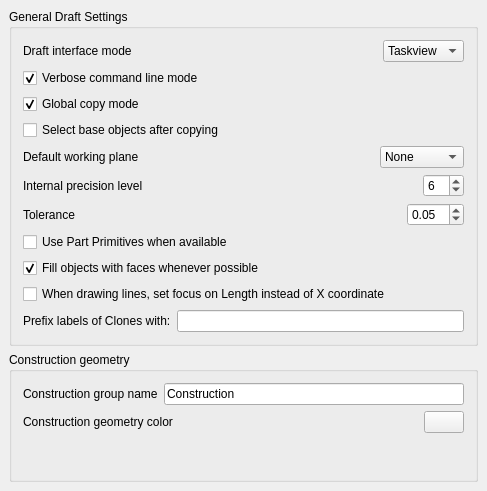
First picture: the form in src/Mod/Draft/Resources/ui/preferences-draft.ui, repository berndhahnebach/All_FreeCAD, before the edit.
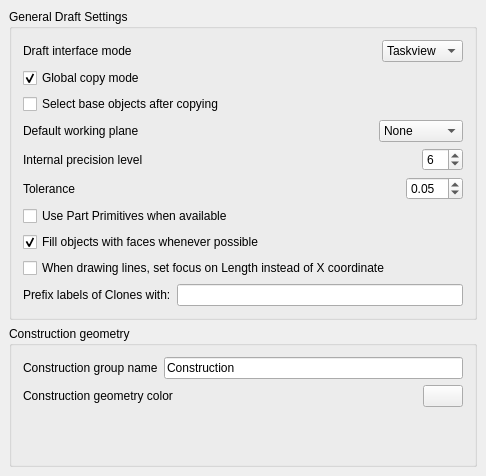
Second picture: the form after the edit. Custom widgets are drawn as their Qt base class.

Commit message: Draft: Removed annoying an unuseful verbose command line output

```diff
--- a/src/Mod/Draft/Resources/ui/preferences-draft.ui
+++ b/src/Mod/Draft/Resources/ui/preferences-draft.ui
@@ -6,8 +6,8 @@
    <rect>
     <x>0</x>
     <y>0</y>
-    <width>487</width>
-    <height>491</height>
+    <width>486</width>
+    <height>476</height>
    </rect>
   </property>
   <property name="windowTitle">
@@ -79,25 +79,6 @@
         </item>
        </layout>
       </item>
-      <item>
-       <widget class="Gui::PrefCheckBox" name="checkBox_2">
-        <property name="toolTip">
-         <string>If this is checked, step-by-step instructions will be displayed in the Output Window when running Draft commands</string>
-        </property>
-        <property name="text">
-         <string>Verbose command line mode</string>
-        </property>
-        <property name="checked">
-         <bool>true</bool>
-        </property>
-        <property name="prefEntry" stdset="0">
-         <cstring>Verbose</cstring>
-        </property>
-        <property name="prefPath" stdset="0">
-         <cstring>Mod/Draft</cstring>
-        </property>
-       </widget>
-      </item>
       <item>
        <widget class="Gui::PrefCheckBox" name="gui::prefcheckbox_5">
         <property name="toolTip">
```
The commit also changes 3 other files.
